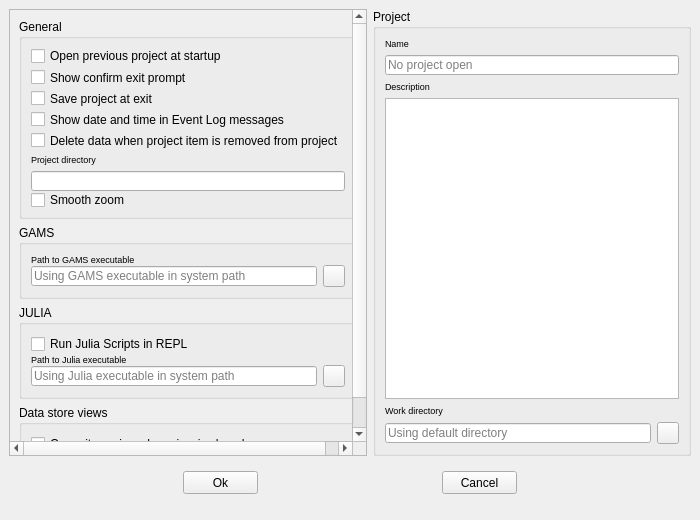
First picture: the form in spinetoolbox/ui/settings.ui, repository spine-tools/Spine-Toolbox, before the edit.
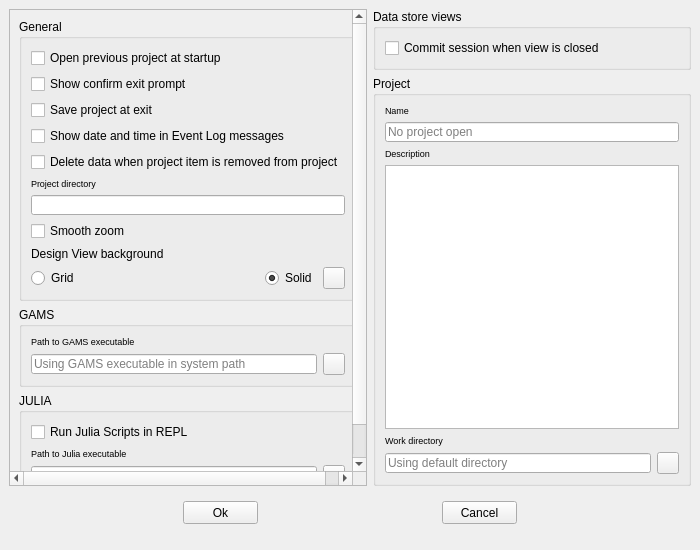
Second picture: the form after the edit.

Commit message: Issue #151. The background grid is now optional and the default is a solid whiteish background. You can change the background type and color in Settings.

Patch:
```diff
--- a/spinetoolbox/ui/settings.ui
+++ b/spinetoolbox/ui/settings.ui
@@ -22,7 +22,7 @@
     <x>0</x>
     <y>0</y>
     <width>700</width>
-    <height>520</height>
+    <height>550</height>
    </rect>
   </property>
   <property name="sizePolicy">
@@ -34,13 +34,13 @@
   <property name="minimumSize">
    <size>
     <width>700</width>
-    <height>520</height>
+    <height>550</height>
    </size>
   </property>
   <property name="maximumSize">
    <size>
     <width>700</width>
-    <height>520</height>
+    <height>550</height>
    </size>
   </property>
   <property name="mouseTracking">
@@ -102,10 +102,10 @@
           <x>0</x>
           <y>0</y>
           <width>336</width>
-          <height>443</height>
+          <height>473</height>
          </rect>
         </property>
-        <layout class="QVBoxLayout" name="verticalLayout_5">
+        <layout class="QVBoxLayout" name="verticalLayout_5" stretch="0,0,0,0">
          <item>
           <widget class="QGroupBox" name="groupBox_general">
            <property name="sizePolicy">
@@ -123,7 +123,7 @@
            <property name="maximumSize">
             <size>
              <width>16777215</width>
-             <height>200</height>
+             <height>16777215</height>
             </size>
            </property>
            <property name="autoFillBackground">
@@ -135,10 +135,7 @@
            <property name="flat">
             <bool>false</bool>
            </property>
-           <layout class="QVBoxLayout" name="verticalLayout_6">
-            <property name="spacing">
-             <number>6</number>
-            </property>
+           <layout class="QVBoxLayout" name="verticalLayout">
             <item>
              <widget class="QCheckBox" name="checkBox_open_previous_project">
               <property name="sizePolicy">
@@ -246,17 +243,64 @@
              </widget>
             </item>
             <item>
-             <spacer name="verticalSpacer">
+             <widget class="QLabel" name="label_7">
+              <property name="text">
+               <string>Design View background</string>
+              </property>
+             </widget>
+            </item>
+            <item>
+             <layout class="QHBoxLayout" name="horizontalLayout_4">
+              <item>
+               <widget class="QRadioButton" name="radioButton_bg_grid">
+                <property name="text">
+                 <string>Grid</string>
+                </property>
+               </widget>
+              </item>
+              <item>
+               <spacer name="horizontalSpacer_4">
               <property name="orientation">
-               <enum>Qt::Vertical</enum>
+                 <enum>Qt::Horizontal</enum>
               </property>
               <property name="sizeHint" stdset="0">
                <size>
-                <width>20</width>
-                <height>40</height>
+                  <width>40</width>
+                  <height>20</height>
                </size>
               </property>
              </spacer>
+              </item>
+              <item>
+               <widget class="QRadioButton" name="radioButton_bg_solid">
+                <property name="text">
+                 <string>Solid</string>
+                </property>
+                <property name="checked">
+                 <bool>true</bool>
+                </property>
+               </widget>
+              </item>
+              <item>
+               <widget class="QToolButton" name="toolButton_bg_color">
+                <property name="maximumSize">
+                 <size>
+                  <width>22</width>
+                  <height>22</height>
+                 </size>
+                </property>
+                <property name="toolTip">
+                 <string>Pick background color</string>
+                </property>
+                <property name="iconSize">
+                 <size>
+                  <width>16</width>
+                  <height>16</height>
+                 </size>
+                </property>
+               </widget>
+              </item>
+             </layout>
             </item>
            </layout>
           </widget>
@@ -267,12 +311,9 @@
             <string>GAMS</string>
            </property>
            <layout class="QGridLayout" name="gridLayout">
-            <property name="horizontalSpacing">
+            <property name="spacing">
              <number>6</number>
             </property>
-            <property name="verticalSpacing">
-             <number>0</number>
-            </property>
             <item row="1" column="0">
              <widget class="QLabel" name="label_4">
               <property name="font">
@@ -335,12 +376,9 @@
             <string>JULIA</string>
            </property>
            <layout class="QGridLayout" name="gridLayout_2">
-            <property name="horizontalSpacing">
+            <property name="spacing">
              <number>6</number>
             </property>
-            <property name="verticalSpacing">
-             <number>0</number>
-            </property>
             <item row="1" column="0">
              <widget class="QCheckBox" name="checkBox_use_repl">
               <property name="text">
@@ -405,6 +443,25 @@
           </widget>
          </item>
          <item>
+          <spacer name="verticalSpacer">
+           <property name="orientation">
+            <enum>Qt::Vertical</enum>
+           </property>
+           <property name="sizeHint" stdset="0">
+            <size>
+             <width>20</width>
+             <height>40</height>
+            </size>
+           </property>
+          </spacer>
+         </item>
+        </layout>
+       </widget>
+      </widget>
+     </item>
+     <item>
+      <layout class="QVBoxLayout" name="verticalLayout_3" stretch="0,1">
+       <item>
           <widget class="QGroupBox" name="groupBox_data_store">
            <property name="sizePolicy">
             <sizepolicy hsizetype="Expanding" vsizetype="Expanding">
@@ -415,7 +472,7 @@
            <property name="maximumSize">
             <size>
              <width>16777215</width>
-             <height>80</height>
+           <height>16777215</height>
             </size>
            </property>
            <property name="title">
@@ -441,12 +498,6 @@
            </layout>
           </widget>
          </item>
-        </layout>
-       </widget>
-      </widget>
-     </item>
-     <item>
-      <layout class="QVBoxLayout" name="verticalLayout_3">
        <item>
         <widget class="QGroupBox" name="groupBox_project">
          <property name="sizePolicy">
```
Left out of the diff: 17 changed lines with no effect on the pictures. Lines whose indentation alone changed are shown as unchanged. The commit also changes 12 other files.
